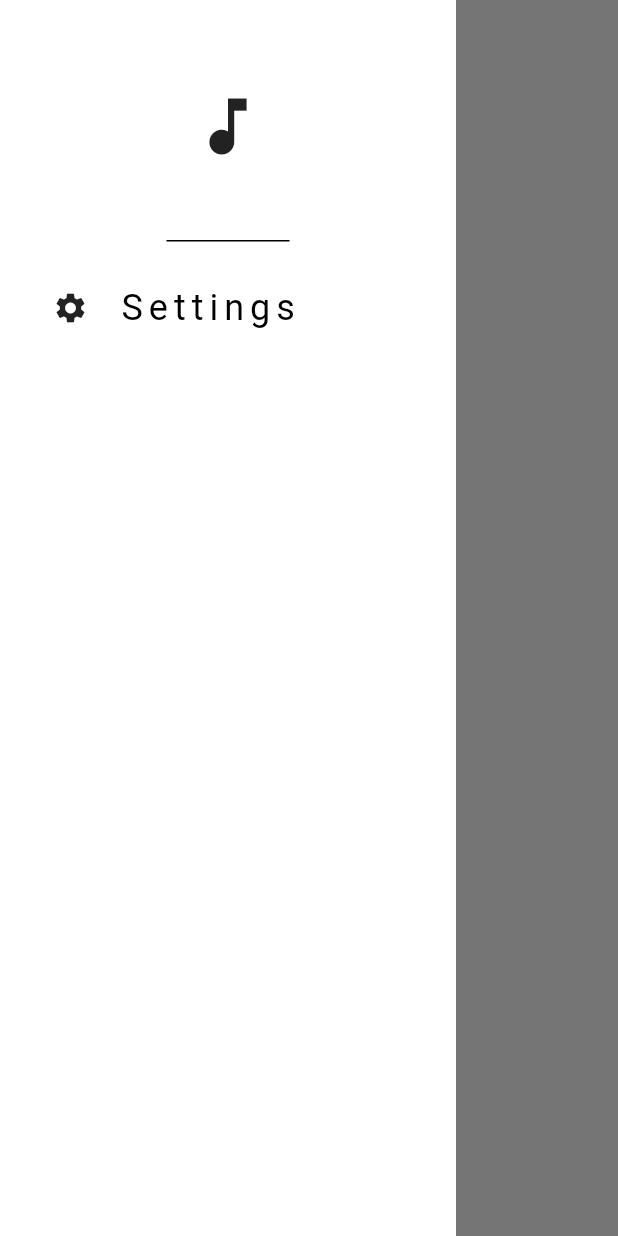
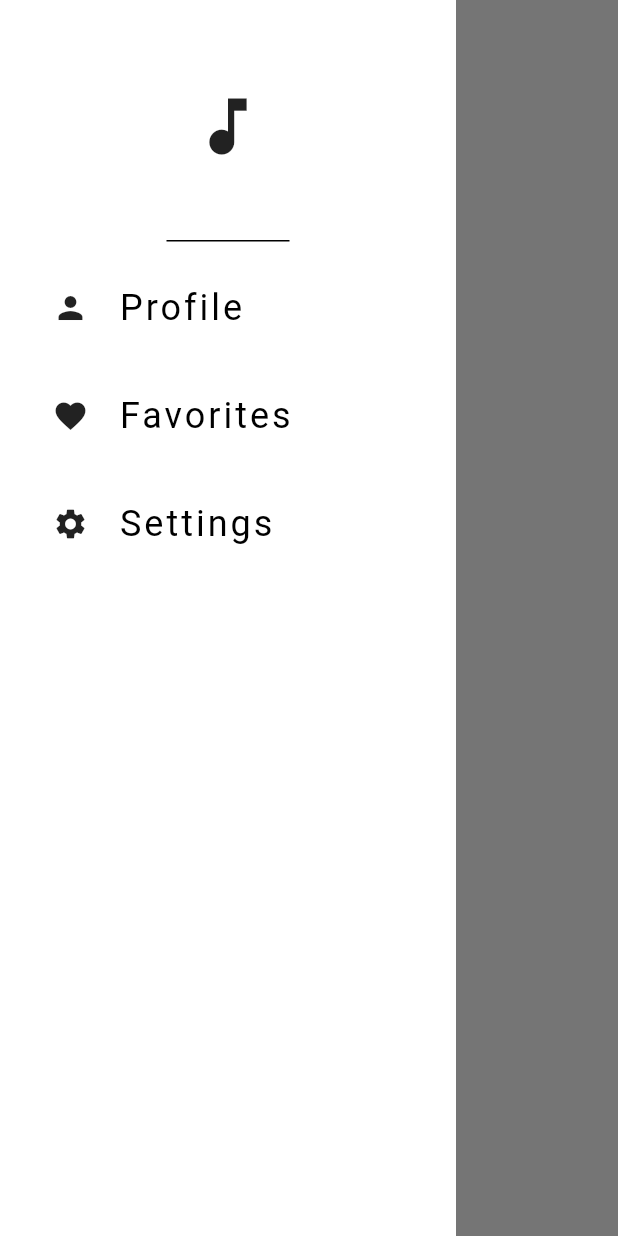
Before and after one commit to saninthottungal/beatly, a Flutter app: the screen it shows after launch, with the side drawer open, on a phone screen of 412 x 824 dp. Run offline on Flutter 3.47's test engine with Material 3 defaults, Android fonts, the phone set to English and light mode, and no system bars.

Commit message:
changed drawer

```diff
--- a/lib/main.dart
+++ b/lib/main.dart
@@ -22,7 +22,6 @@
   Widget build(BuildContext context) {
     return MaterialApp(
       theme: context.watch<ThemeProvider>().currentTheme,
-      //darkTheme: darkTheme,
       routes: {
         '/': (context) => const ScreenHome(),
         '/settings': (context) => const ScreenSettings(),
--- /dev/null
+++ b/lib/screens/screen_home/Drawer/Widgets/drawer_component.dart
@@ -0,0 +1,34 @@
+import 'package:flutter/material.dart';
+
+class DrawerComponentWidget extends StatelessWidget {
+  const DrawerComponentWidget({
+    super.key,
+    this.onTap,
+    required this.icon,
+    required this.title,
+  });
+
+  final void Function()? onTap;
+  final IconData icon;
+  final String title;
+
+  @override
+  Widget build(BuildContext context) {
+    return InkWell(
+      onTap: onTap,
+      child: Padding(
+        padding: const EdgeInsets.only(top: 20, bottom: 20, left: 35),
+        child: Row(
+          children: [
+            Icon(icon),
+            const SizedBox(width: 20),
+            Text(
+              title,
+              style: Theme.of(context).textTheme.headlineSmall,
+            )
+          ],
+        ),
+      ),
+    );
+  }
+}
--- a/lib/screens/screen_home/Drawer/drawer.dart
+++ b/lib/screens/screen_home/Drawer/drawer.dart
@@ -1,4 +1,6 @@
 import 'package:flutter/material.dart';
+
+import 'Widgets/drawer_component.dart';
 
 class CustomDrawerWidget extends StatelessWidget {
   const CustomDrawerWidget({super.key});
@@ -14,25 +16,20 @@ class CustomDrawerWidget extends StatelessWidget {
               size: 50,
             ),
           ),
-          InkWell(
-            onTap: () {
-              Navigator.pushNamed(context, '/settings');
-            },
-            child: Padding(
-              padding: const EdgeInsets.symmetric(horizontal: 35, vertical: 20),
-              child: Row(
-                children: [
-                  const Icon(
-                    Icons.settings,
-                  ),
-                  const SizedBox(width: 20),
-                  Text(
-                    "Settings",
-                    style: Theme.of(context).textTheme.headlineSmall,
-                  )
-                ],
-              ),
-            ),
+          DrawerComponentWidget(
+            icon: Icons.person,
+            title: "Profile",
+            onTap: () {},
+          ),
+          DrawerComponentWidget(
+            icon: Icons.favorite,
+            title: 'Favorites',
+            onTap: () {},
+          ),
+          DrawerComponentWidget(
+            title: 'Settings',
+            icon: Icons.settings,
+            onTap: () => Navigator.pushNamed(context, '/settings'),
           )
         ],
       ),
--- a/lib/screens/screen_home/screen_home.dart
+++ b/lib/screens/screen_home/screen_home.dart
@@ -10,7 +10,7 @@ class ScreenHome extends StatelessWidget {
     return Scaffold(
       //appBar
       appBar: AppBar(
-        title: const Text("BEATLY"),
+        title: const Text("BEAT.LY"),
       ),
       //drawer
       drawer: const CustomDrawerWidget(),
--- a/lib/themes/light_theme.dart
+++ b/lib/themes/light_theme.dart
@@ -24,7 +24,7 @@ ThemeData lightTheme = ThemeData(
   //textThemes
   textTheme: const TextTheme(
     headlineSmall: TextStyle(
-      letterSpacing: 4,
+      letterSpacing: 2,
     ),
     titleMedium: TextStyle(
       letterSpacing: 2,
```
